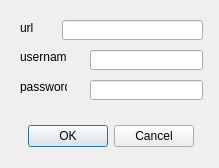
Before: the Qt Designer form BvcClient/BvcClient/qauthdialog.ui in ProvisionLab/Alert_area, drawn with Qt 5.
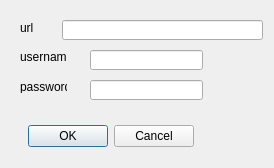
After: the same form once the commit is applied.

Commit message: + nonliniar LD duration slider

Diff of the .ui file:
```diff
--- a/BvcClient/BvcClient/qauthdialog.ui
+++ b/BvcClient/BvcClient/qauthdialog.ui
@@ -6,7 +6,7 @@
    <rect>
     <x>0</x>
     <y>0</y>
-    <width>219</width>
+    <width>274</width>
     <height>168</height>
    </rect>
   </property>
@@ -102,7 +102,7 @@
     <rect>
      <x>62</x>
      <y>20</y>
-     <width>141</width>
+     <width>201</width>
      <height>20</height>
     </rect>
    </property>
```
The commit also changes 4 other files.
